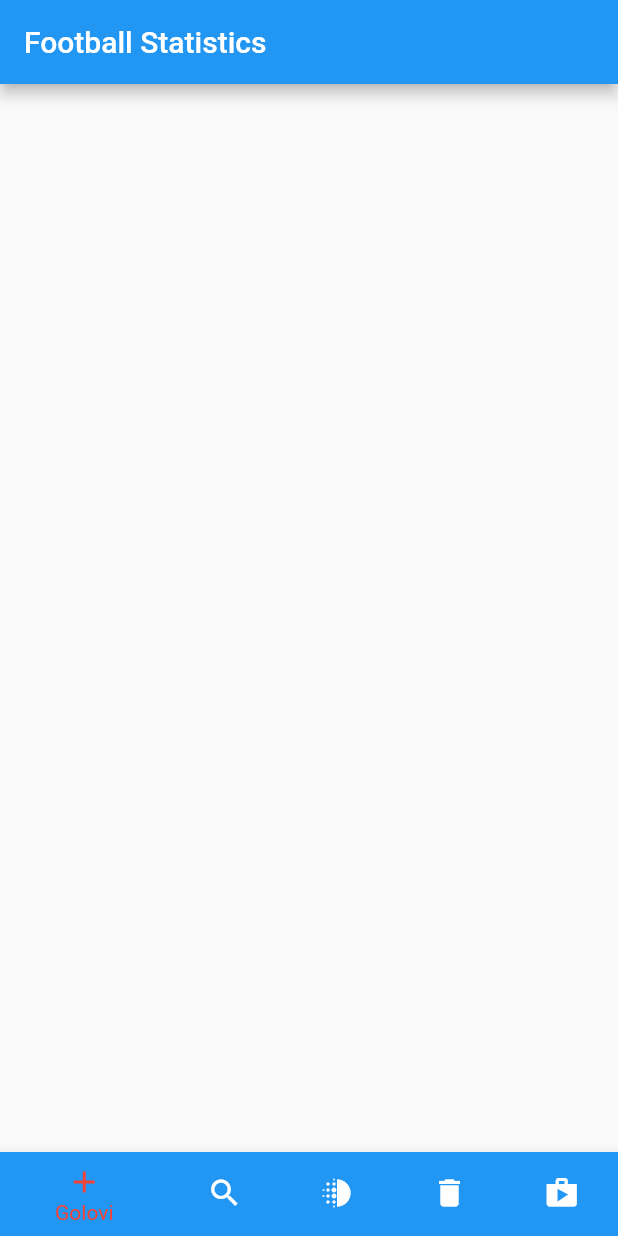
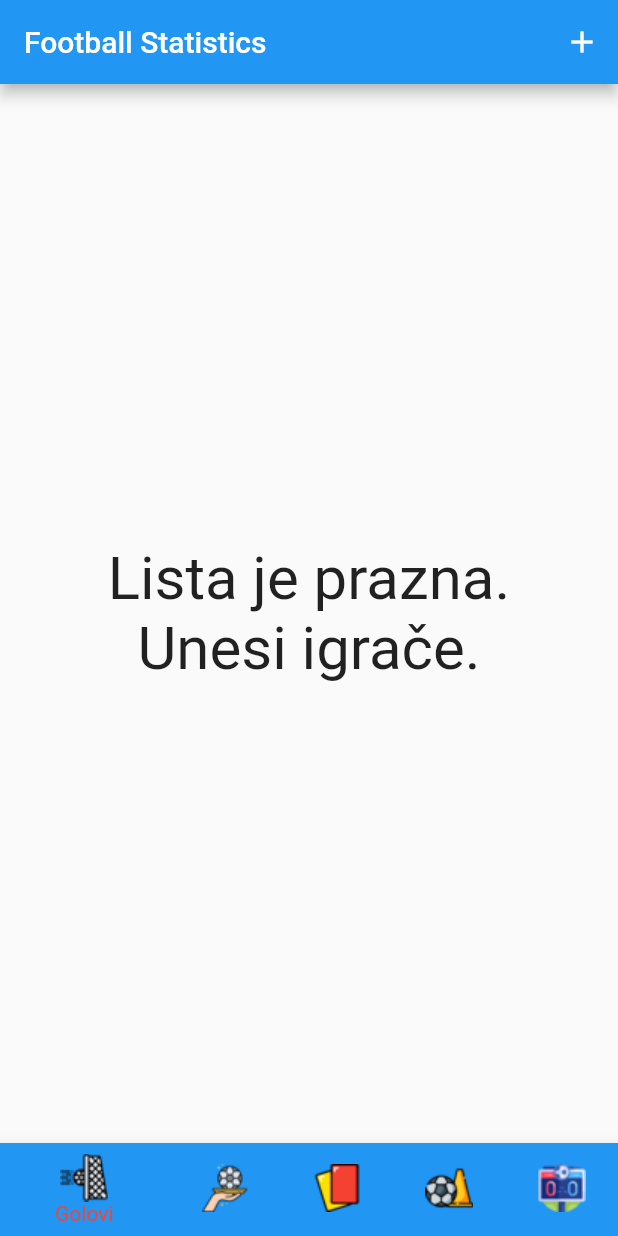
Before and after one commit to JosipTr/football_stats, a Flutter app: the screen it shows after launch, on a phone screen of 412 x 824 dp. Run offline on Flutter 3.47's test engine with Material 2 defaults, Android fonts, the light colour scheme and no system bars; our stand-ins replace dartz, floor, flutter_bloc, get_it, sqflite; accounts and stored records are empty; generated files the repository leaves out were written again.

Commit message:
Add assets and change NavBar Icons

```diff
--- a/lib/presentation/bloc/player_state.dart
+++ b/lib/presentation/bloc/player_state.dart
@@ -17,3 +17,9 @@ class Error extends PlayerState {
 
   Error(this.message);
 }
+
+class Empty extends PlayerState {
+  final String message;
+
+  Empty(this.message);
+}
--- /dev/null
+++ b/lib/presentation/pages/goal_page.dart
@@ -0,0 +1,42 @@
+import 'package:flutter/material.dart';
+import 'package:flutter_bloc/flutter_bloc.dart';
+import 'package:football_stats/presentation/bloc/player_bloc.dart';
+
+class GoalPage extends StatelessWidget {
+  const GoalPage({super.key});
+
+  @override
+  Widget build(BuildContext context) {
+    return Container(
+      child: BlocBuilder<PlayerBloc, PlayerState>(builder: (context, state) {
+        if (state is Loaded) {
+          return ListView.builder(
+              itemCount: state.players.length,
+              itemBuilder: ((context, index) => ListTile(
+                    title: Text(state.players[index].name),
+                    trailing: IconButton(icon: Icon(Icons.delete), onPressed: () {
+                      context.read<PlayerBloc>().add(RemovePlayerEvent(state.players[index]));
+                      context.read<PlayerBloc>().add(GetPlayersEvent());
+                    }),
+                  )));
+        } else if (state is Empty) {
+          return Center(
+            child: Column(
+              mainAxisAlignment: MainAxisAlignment.center,
+              children: const [
+                Text('Lista je prazna.', style: TextStyle(fontSize: 40),),
+                Text('Unesi igrače.', style: TextStyle(fontSize: 40),),
+              ],
+            ),
+          );
+        } else if (state is Loading) {
+          return CircularProgressIndicator();
+        } else if (state is Error) {
+          return SnackBar(content: Text(state.message));
+        } else {
+          return Container();
+        }
+      }),
+    );
+  }
+}
--- a/lib/presentation/pages/home_page.dart
+++ b/lib/presentation/pages/home_page.dart
@@ -1,8 +1,9 @@
 import 'package:flutter/material.dart';
 import 'package:flutter_bloc/flutter_bloc.dart';
+import 'package:football_stats/presentation/pages/goal_page.dart';
 import 'package:football_stats/utilities/navigation/constants/nav_bar_item.dart';
 import 'package:football_stats/utilities/navigation/navigation_cubit.dart';
-
+import '../../utilities/logic/functions/add_player_dialog.dart';
 import '../widgets/player_bottom_nav_bar.dart';
 
 class HomePage extends StatelessWidget {
@@ -11,16 +12,26 @@ class HomePage extends StatelessWidget {
   @override
   Widget build(BuildContext context) {
     return Scaffold(
-      appBar: AppBar(title: const Text('Football Statistics')),
+      appBar: AppBar(
+        title: const Text('Football Statistics'),
+        actions: [
+          Row(mainAxisSize: MainAxisSize.min, children: [
+            IconButton(
+              onPressed: () => showAddPlayerDialog(context),
+              icon: const Icon(Icons.add),
+            ),
+          ])
+        ],
+      ),
       bottomNavigationBar: BlocBuilder<NavigationCubit, NavigationState>(
         builder: (context, state) {
-          return PlayerBottomNavigationBar(state: state,);
+          return PlayerBottomNavigationBar(state: state);
         },
       ),
       body: BlocBuilder<NavigationCubit, NavigationState>(
         builder: (context, state) {
           if (state.navBarItem == NavBarItem.goal) {
-            return const Scaffold();
+            return const GoalPage();
           } else if (state.navBarItem == NavBarItem.assist) {
             return const Scaffold();
           } else if (state.navBarItem == NavBarItem.card) {
@@ -29,7 +40,8 @@ class HomePage extends StatelessWidget {
             return const Scaffold();
           } else if (state.navBarItem == NavBarItem.match) {
             return const Scaffold();
-          } return const Text('Error');
+          }
+          return const Text('Error');
         },
       ),
     );
--- a/lib/presentation/widgets/player_bottom_nav_bar.dart
+++ b/lib/presentation/widgets/player_bottom_nav_bar.dart
@@ -19,23 +19,23 @@ class PlayerBottomNavigationBar extends StatelessWidget {
       items: const [
         BottomNavigationBarItem(
             backgroundColor: Colors.blue,
-            icon: Icon(Icons.add),
+            icon: Image(image: AssetImage('assets/goal.png')),
             label: 'Golovi'),
         BottomNavigationBarItem(
             backgroundColor: Colors.yellow,
-            icon: Icon(Icons.search),
+            icon: Image(image: AssetImage('assets/assistance.png')),
             label: 'Asistencije'),
         BottomNavigationBarItem(
             backgroundColor: Colors.orange,
-            icon: Icon(Icons.deblur),
+            icon: Image(image: AssetImage('assets/red-card.png')),
             label: 'Kartoni'),
         BottomNavigationBarItem(
             backgroundColor: Colors.grey,
-            icon: Icon(Icons.delete),
+            icon: Image(image: AssetImage('assets/training.png')),
             label: 'Treninzi'),
         BottomNavigationBarItem(
             backgroundColor: Colors.green,
-            icon: Icon(Icons.shop),
+            icon: Image(image: AssetImage('assets/scoreboard.png')),
             label: 'Utakmice')
       ],
       onTap: (index) {
```
Also changed, not shown: lib/presentation/bloc/player_bloc.dart (+6 -1 lines), lib/utilities/logic/functions/add_player_dialog.dart (added, +43 -0 lines), pubspec.yaml (+6 -3 lines), assets/assistance.png (added), assets/goal.png (added), assets/red-card.png (added), assets/scoreboard.png (added), assets/training.png (added).
